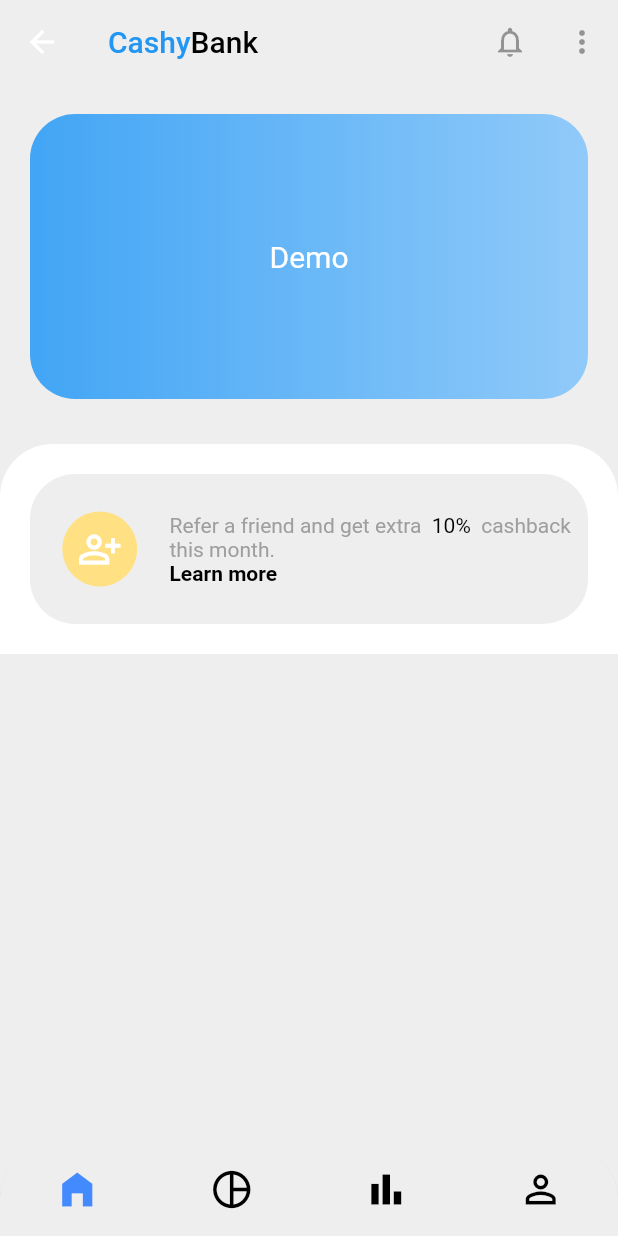
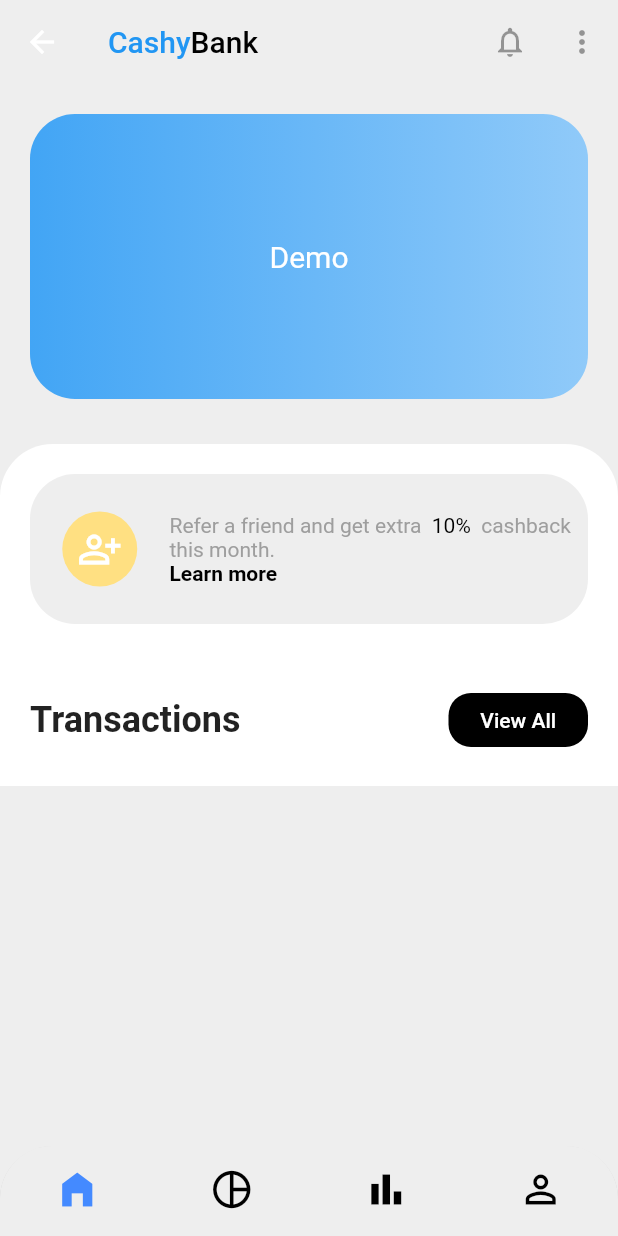
Before and after one commit to rajbahakdanyu/demo_flutter, a Flutter app: the LandingPage screen opened by its route, on a phone screen of 412 x 824 dp. Run offline on Flutter 3.47's test engine with Material 2 defaults, Android fonts, the phone set to English and light mode, and no system bars; drawn by our look-alikes of styled_text; our stand-ins replace smooth_page_indicator; network calls fail.

Commit message:
Created transaction row

```diff
--- a/lib/screens/landing.dart
+++ b/lib/screens/landing.dart
@@ -43,6 +43,36 @@ class _LandingPageState extends State<LandingPage> {
               mainAxisAlignment: MainAxisAlignment.center,
               children: [
                 ReferCard(),
+                Padding(
+                  padding: const EdgeInsets.all(20.0),
+                  child: Row(
+                    children: [
+                      Expanded(
+                        flex: 3,
+                        child: Text(
+                          'Transactions',
+                          style: TextStyle(
+                            fontWeight: FontWeight.bold,
+                            fontSize: 24,
+                          ),
+                        ),
+                      ),
+                      Expanded(
+                        child: ElevatedButton(
+                          style: ElevatedButton.styleFrom(
+                            shape: RoundedRectangleBorder(
+                              borderRadius: BorderRadius.circular(15.0),
+                            ),
+                            primary: Colors.black,
+                            elevation: 0,
+                          ),
+                          onPressed: () => {},
+                          child: Text('View All'),
+                        ),
+                      ),
+                    ],
+                  ),
+                ),
               ],
             ),
           ),
```
